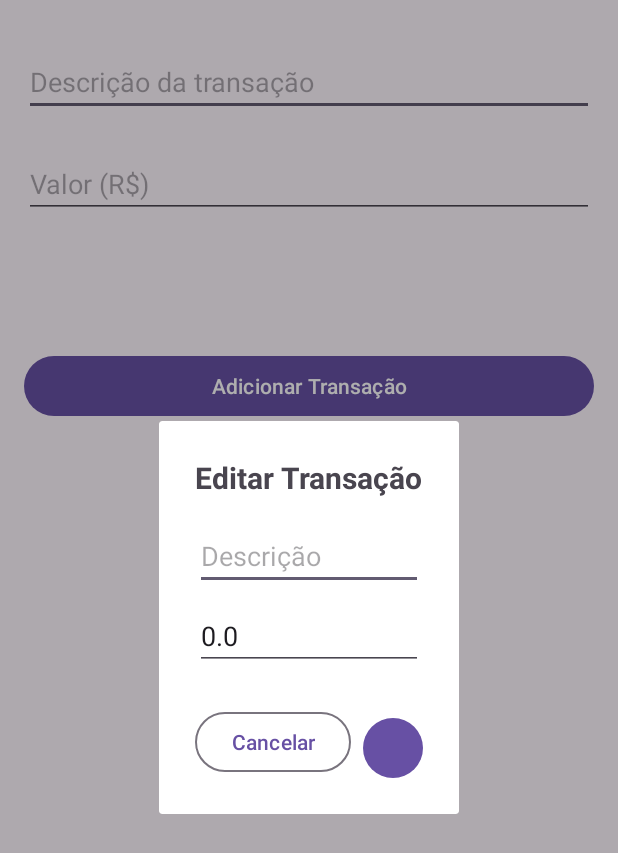
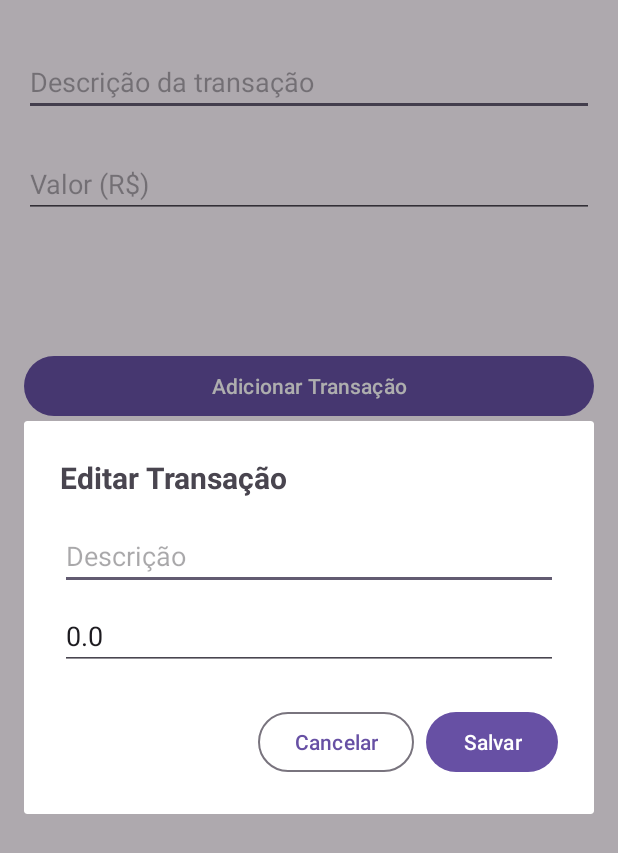
Before and after one commit to GuilhermeD9/FinanceApp, an Android app: the fragment EditTransactionDialogFragment placed in its activity, on a phone screen of 412 x 824 dp. Shown: the top 853 px of the screen. Run offline under Robolectric (Android 15) with nearby library versions, the phone set to English and light mode, and no system bars; our stand-ins replace Room's generated code; 2 statements that could not run were skipped.

Commit message:
fix: Corrigido o tamanho da caixa de dialogo de atualizacao

```diff
--- a/app/src/main/java/dev/guilherme/financeapp/EditTransactionDialogFragment.kt
+++ b/app/src/main/java/dev/guilherme/financeapp/EditTransactionDialogFragment.kt
@@ -53,6 +53,15 @@ class EditTransactionDialogFragment : DialogFragment() {
             }
         }
     }
+
+    override fun onStart() {
+        super.onStart()
+        dialog?.window?.setLayout(
+            ViewGroup.LayoutParams.MATCH_PARENT,
+            ViewGroup.LayoutParams.WRAP_CONTENT
+        )
+    }
+
     companion object {
         const val TAG = "EditTransactionDialog"
         const val REQUEST_KEY = "edit_transaction_request"
--- a/app/src/main/res/layout/dialog_edit_transaction.xml
+++ b/app/src/main/res/layout/dialog_edit_transaction.xml
@@ -31,8 +31,12 @@
         android:layout_width="match_parent"
         android:layout_height="wrap_content"
         android:orientation="horizontal"
-        android:layout_marginTop="24dp"
-        android:gravity="end">
+        android:layout_marginTop="24dp">
+
+        <Space
+            android:layout_width="0dp"
+            android:layout_height="0dp"
+            android:layout_weight="1" />
 
         <Button
             android:id="@+id/button_dialog_cancel"
```
